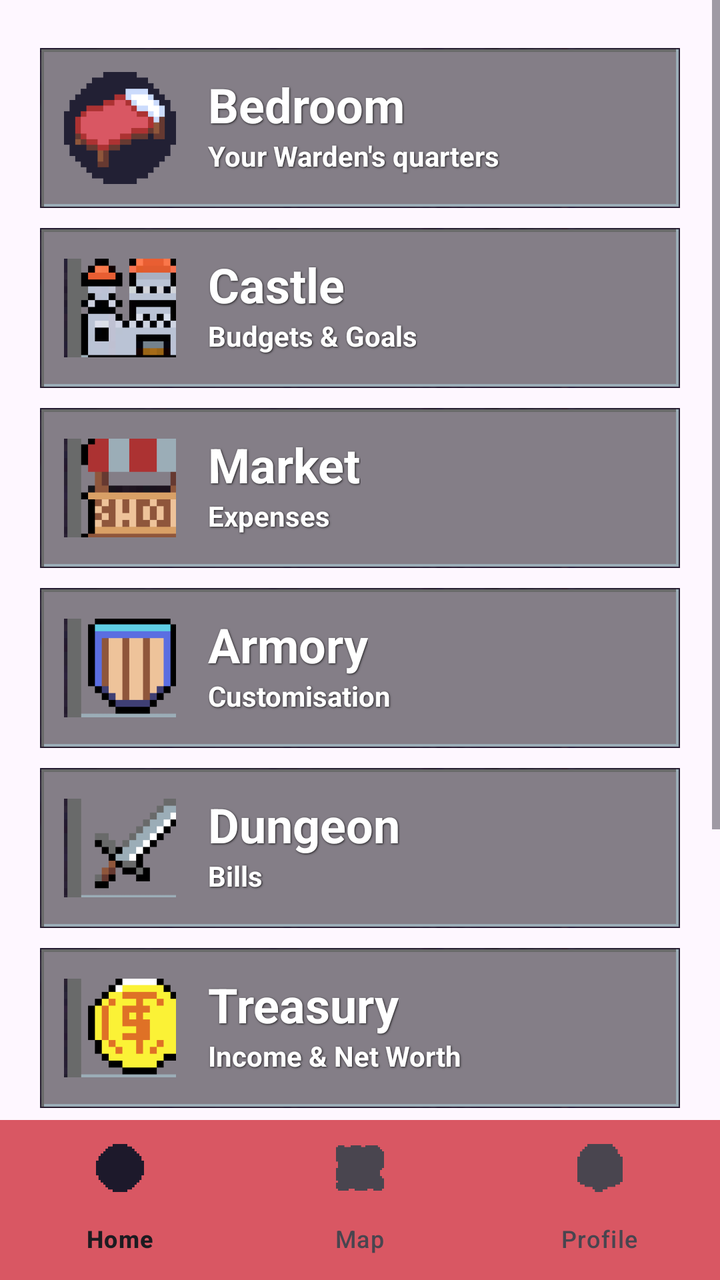
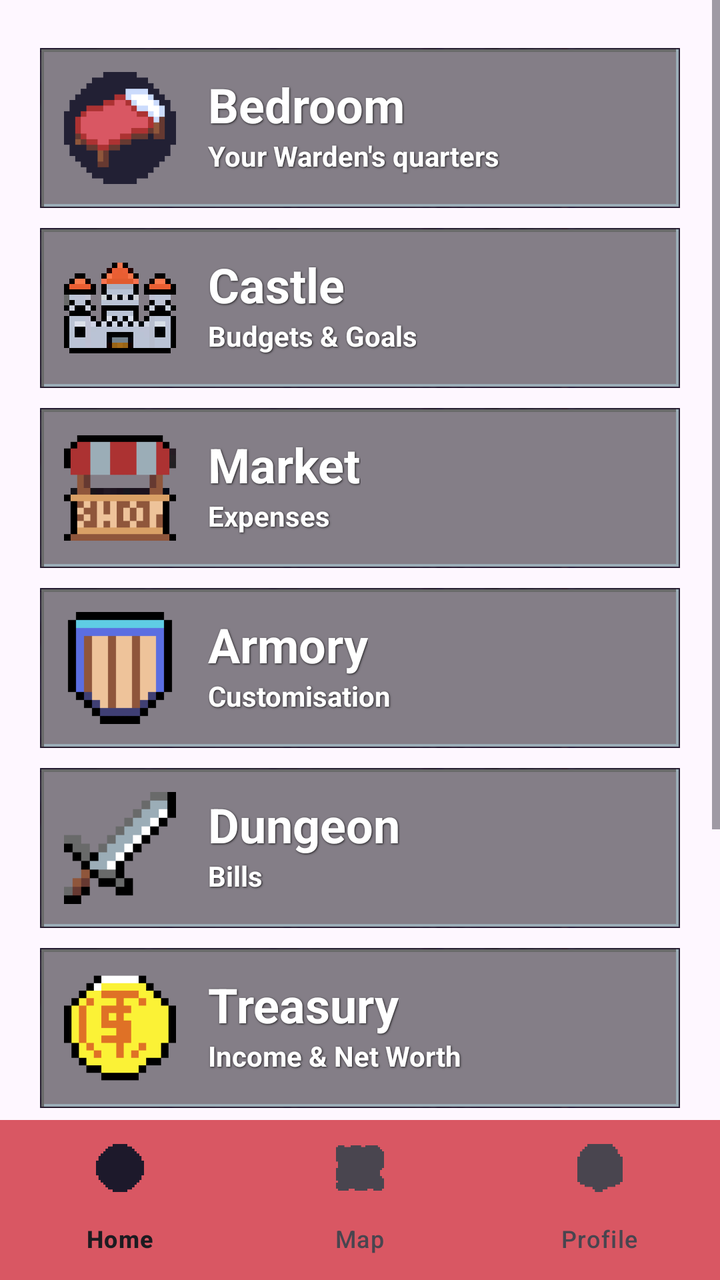

The first picture is an Android layout as it rendered before a commit; the second is the same layout after the commit. The layout source and the unified diff follow.
<!-- AndroidManifest.xml: application theme Theme.WardensVault -->
<!-- res/layout/activity_map_menu.xml -->
<?xml version="1.0" encoding="utf-8"?>
<LinearLayout xmlns:android="http://schemas.android.com/apk/res/android"
    xmlns:app="http://schemas.android.com/apk/res-auto"
    xmlns:tools="http://schemas.android.com/tools"
    android:id="@+id/main"
    android:layout_width="match_parent"
    android:layout_height="match_parent"
    android:orientation="vertical"
    tools:context=".MapMenuActivity">

    <ScrollView
        android:layout_width="match_parent"
        android:layout_height="0dp"
        android:layout_weight="1">

        <LinearLayout
            android:layout_width="match_parent"
            android:layout_height="wrap_content"
            android:orientation="vertical"
            android:paddingStart="20dp"
            android:paddingTop="24dp"
            android:paddingEnd="20dp"
            android:paddingBottom="12dp">

            <LinearLayout
                android:id="@+id/rowBedroom"
                style="@style/MenuRow">

                <ImageView
                    style="@style/MenuRowIcon"
                    android:contentDescription="Bedroom"
                    android:src="@drawable/nav_home" />

                <LinearLayout
                    android:layout_width="match_parent"
                    android:layout_height="match_parent"
                    android:orientation="vertical">

                    <TextView
                        style="@style/MenuRowLabel"
                        android:text="Bedroom"
                        android:textSize="24sp" />

                    <TextView
                        style="@style/MenuRowLabel"
                        android:text="Your Warden's quarters"
                        android:textSize="14sp" />
                </LinearLayout>

            </LinearLayout>

            <LinearLayout
                android:id="@+id/rowCastle"
                style="@style/MenuRow">

                <ImageView
                    style="@style/MenuRowIcon"
                    android:contentDescription="Castle"
                    android:src="@drawable/ic_menu_castle" />

                <LinearLayout
                    android:layout_width="match_parent"
                    android:layout_height="match_parent"
                    android:orientation="vertical">

                    <TextView
                        style="@style/MenuRowLabel"
                        android:text="Castle"
                        android:textSize="24sp" />

                    <TextView
                        android:id="@+id/tvHint"
                        style="@style/MenuRowLabel"
                        android:layout_width="wrap_content"
                        android:layout_height="wrap_content"
                        android:layout_weight="1"
                        android:text="Budgets &amp; Goals"
                        android:textSize="14sp" />
                </LinearLayout>

            </LinearLayout>

            <LinearLayout
                android:id="@+id/rowMarket"
                style="@style/MenuRow">

                <ImageView
                    style="@style/MenuRowIcon"
                    android:contentDescription="Market"
                    android:src="@drawable/ic_menu_market" />

                <LinearLayout
                    android:layout_width="match_parent"
                    android:layout_height="match_parent"
                    android:orientation="vertical">

                    <TextView
                        style="@style/MenuRowLabel"
                        android:text="Market"
                        android:textSize="24sp" />

                    <TextView
                        android:id="@+id/tvHint4"
                        style="@style/MenuRowLabel"
                        android:layout_width="match_parent"
                        android:layout_height="wrap_content"
                        android:layout_weight="1"
                        android:text="Expenses"
                        android:textSize="14sp" />

                </LinearLayout>

            </LinearLayout>

            <LinearLayout
                android:id="@+id/rowArmory"
                style="@style/MenuRow">

                <ImageView
                    style="@style/MenuRowIcon"
                    android:contentDescription="Armory"
                    android:src="@drawable/ic_menu_armory" />

                <LinearLayout
                    android:layout_width="match_parent"
                    android:layout_height="match_parent"
                    android:orientation="vertical">

                    <TextView
                        style="@style/MenuRowLabel"
                        android:text="Armory"
                        android:textSize="24sp" />

                    <TextView
                        android:id="@+id/tvHint6"
                        style="@style/MenuRowLabel"
                        android:layout_width="match_parent"
                        android:layout_height="wrap_content"
                        android:layout_weight="1"
                        android:text="Customisation"
                        android:textSize="14sp" />
                </LinearLayout>

            </LinearLayout>

            <LinearLayout
                android:id="@+id/rowDungeon"
                style="@style/MenuRow">
                <ImageView style="@style/MenuRowIcon" android:src="@drawable/ic_menu_dungeon" android:contentDescription="Dungeon" />

                <LinearLayout
                    android:layout_width="match_parent"
                    android:layout_height="match_parent"
                    android:orientation="vertical">

                    <TextView
                        style="@style/MenuRowLabel"
                        android:text="Dungeon"
                        android:textSize="24sp" />

                    <TextView
                        android:id="@+id/tvHint2"
                        style="@style/MenuRowLabel"
                        android:layout_width="match_parent"
                        android:layout_height="wrap_content"
                        android:layout_weight="1"
                        android:text="Bills"
                        android:textSize="14sp" />
                </LinearLayout>

            </LinearLayout>

            <LinearLayout
                android:id="@+id/rowTreasury"
                style="@style/MenuRow">
                <ImageView style="@style/MenuRowIcon" android:src="@drawable/ic_menu_treasury" android:contentDescription="Treasury" />

                <LinearLayout
                    android:layout_width="match_parent"
                    android:layout_height="match_parent"
                    android:orientation="vertical">

                    <TextView
                        style="@style/MenuRowLabel"
                        android:text="Treasury"
                        android:textSize="24sp" />

                    <TextView
                        android:id="@+id/tvHint3"
                        style="@style/MenuRowLabel"
                        android:layout_width="match_parent"
                        android:layout_height="wrap_content"
                        android:layout_weight="1"
                        android:text="Income &amp; Net Worth"
                        android:textSize="14sp" />

                </LinearLayout>

            </LinearLayout>

            <LinearLayout
                android:id="@+id/rowReports"
                style="@style/MenuRow">
                <ImageView style="@style/MenuRowIcon" android:src="@drawable/ic_menu_reports" android:contentDescription="Reports" />

                <LinearLayout
                    android:layout_width="match_parent"
                    android:layout_height="match_parent"
                    android:orientation="vertical">

                    <TextView
                        style="@style/MenuRowLabel"
                        android:text="Reports"
                        android:textSize="24sp" />

                    <TextView
                        android:id="@+id/tvHint5"
                        style="@style/MenuRowLabel"
                        android:layout_width="match_parent"
                        android:layout_height="wrap_content"
                        android:layout_weight="1"
                        android:text="Analytics"
                        android:textSize="14sp" />
                </LinearLayout>

            </LinearLayout>

            <LinearLayout
                android:id="@+id/rowProfile"
                style="@style/MenuRow">
                <ImageView style="@style/MenuRowIcon" android:src="@drawable/ic_menu_profile" android:contentDescription="Profile" />

                <TextView
                    style="@style/MenuRowLabel"
                    android:text="Profile"
                    android:textSize="24sp" />
            </LinearLayout>

        </LinearLayout>
    </ScrollView>

    <com.google.android.material.bottomnavigation.BottomNavigationView
        android:id="@+id/bottomNavigationView"
        android:layout_width="match_parent"
        android:layout_height="wrap_content"
        style="@style/BottomNavBar"
        app:menu="@menu/bottom_nav_menu" />

</LinearLayout>
<!-- resources referenced by this layout -->
<resources>
  <!-- drawable ic_menu_armory: png bitmap (drawable, 797 bytes) -->
  <!-- drawable ic_menu_castle: png bitmap (drawable, 1311 bytes) -->
  <!-- drawable ic_menu_dungeon: png bitmap (drawable, 841 bytes) -->
  <!-- drawable ic_menu_market: png bitmap (drawable, 876 bytes) -->
  <!-- drawable ic_menu_profile: png bitmap (drawable, 876 bytes) -->
  <!-- drawable ic_menu_reports: png bitmap (drawable, 685 bytes) -->
  <!-- drawable ic_menu_treasury: png bitmap (drawable, 834 bytes) -->
  <!-- drawable nav_home: png bitmap (drawable-nodpi, 879 bytes) -->
  <style name="BottomNavBar">
          <item name="android:layout_width">match_parent</item>
          <item name="android:layout_height">wrap_content</item>
          <item name="android:background">#D95763</item>
      </style>
  <style name="MenuRow">
          <item name="android:layout_width">match_parent</item>
          <item name="android:layout_height">wrap_content</item>
          <item name="android:orientation">horizontal</item>
          <item name="android:gravity">center_vertical</item>
          <item name="android:background">@drawable/menu_slot</item>
          <item name="android:padding">12dp</item>
          <item name="android:layout_marginBottom">10dp</item>
          <item name="android:clickable">true</item>
          <item name="android:focusable">true</item>
      </style>
  <style name="MenuRowIcon">
          <item name="android:layout_width">56dp</item>
          <item name="android:layout_height">56dp</item>
      </style>
  <style name="MenuRowLabel">
          <item name="android:layout_width">wrap_content</item>
          <item name="android:layout_height">wrap_content</item>
          <item name="android:layout_marginStart">16dp</item>
          <item name="android:textColor">#FFFFFF</item>
          <item name="android:textSize">18sp</item>
          <item name="android:textStyle">bold</item>
          <item name="android:shadowColor">#CC000000</item>
          <item name="android:shadowDx">1</item>
          <item name="android:shadowDy">1</item>
          <item name="android:shadowRadius">2</item>
      </style>
  <style name="Theme.WardensVault" parent="Base.Theme.WardensVault" />
  <!-- drawable menu_slot: png bitmap (drawable-nodpi, 831 bytes) -->
  <style name="Base.Theme.WardensVault" parent="Theme.Material3.DayNight.NoActionBar">
          
          
      </style>
</resources>

<!-- the commit's change to res/layout/activity_map_menu.xml (unified diff, before → after) -->
@@ -56,7 +56,7 @@
                 <ImageView
                     style="@style/MenuRowIcon"
                     android:contentDescription="Castle"
-                    android:src="@drawable/ic_menu_castle" />
+                    android:src="@drawable/menu_icon_castle" />
 
                 <LinearLayout
                     android:layout_width="match_parent"
@@ -87,7 +87,7 @@
                 <ImageView
                     style="@style/MenuRowIcon"
                     android:contentDescription="Market"
-                    android:src="@drawable/ic_menu_market" />
+                    android:src="@drawable/menu_icon_market" />
 
                 <LinearLayout
                     android:layout_width="match_parent"
@@ -119,7 +119,7 @@
                 <ImageView
                     style="@style/MenuRowIcon"
                     android:contentDescription="Armory"
-                    android:src="@drawable/ic_menu_armory" />
+                    android:src="@drawable/menu_icon_armory" />
 
                 <LinearLayout
                     android:layout_width="match_parent"
@@ -146,7 +146,7 @@
             <LinearLayout
                 android:id="@+id/rowDungeon"
                 style="@style/MenuRow">
-                <ImageView style="@style/MenuRowIcon" android:src="@drawable/ic_menu_dungeon" android:contentDescription="Dungeon" />
+                <ImageView style="@style/MenuRowIcon" android:src="@drawable/menu_icon_dungeon" android:contentDescription="Dungeon" />
 
                 <LinearLayout
                     android:layout_width="match_parent"
@@ -173,7 +173,7 @@
             <LinearLayout
                 android:id="@+id/rowTreasury"
                 style="@style/MenuRow">
-                <ImageView style="@style/MenuRowIcon" android:src="@drawable/ic_menu_treasury" android:contentDescription="Treasury" />
+                <ImageView style="@style/MenuRowIcon" android:src="@drawable/menu_icon_treasury" android:contentDescription="Treasury" />
 
                 <LinearLayout
                     android:layout_width="match_parent"
@@ -201,7 +201,7 @@
             <LinearLayout
                 android:id="@+id/rowReports"
                 style="@style/MenuRow">
-                <ImageView style="@style/MenuRowIcon" android:src="@drawable/ic_menu_reports" android:contentDescription="Reports" />
+                <ImageView style="@style/MenuRowIcon" android:src="@drawable/menu_icon_reports" android:contentDescription="Reports" />
 
                 <LinearLayout
                     android:layout_width="match_parent"
@@ -228,7 +228,7 @@
             <LinearLayout
                 android:id="@+id/rowProfile"
                 style="@style/MenuRow">
-                <ImageView style="@style/MenuRowIcon" android:src="@drawable/ic_menu_profile" android:contentDescription="Profile" />
+                <ImageView style="@style/MenuRowIcon" android:src="@drawable/menu_icon_profile" android:contentDescription="Profile" />
 
                 <TextView
                     style="@style/MenuRowLabel"
<!-- resource entries referenced after the edit -->
@@ -1,12 +1,12 @@
 <!-- resources referenced by this layout -->
 <resources>
-  <!-- drawable ic_menu_armory: png bitmap (drawable, 797 bytes) -->
-  <!-- drawable ic_menu_castle: png bitmap (drawable, 1311 bytes) -->
-  <!-- drawable ic_menu_dungeon: png bitmap (drawable, 841 bytes) -->
-  <!-- drawable ic_menu_market: png bitmap (drawable, 876 bytes) -->
-  <!-- drawable ic_menu_profile: png bitmap (drawable, 876 bytes) -->
-  <!-- drawable ic_menu_reports: png bitmap (drawable, 685 bytes) -->
-  <!-- drawable ic_menu_treasury: png bitmap (drawable, 834 bytes) -->
+  <!-- drawable menu_icon_armory: png bitmap (drawable-nodpi, 499 bytes) -->
+  <!-- drawable menu_icon_castle: png bitmap (drawable-nodpi, 1497 bytes) -->
+  <!-- drawable menu_icon_dungeon: png bitmap (drawable-nodpi, 518 bytes) -->
+  <!-- drawable menu_icon_market: png bitmap (drawable-nodpi, 723 bytes) -->
+  <!-- drawable menu_icon_profile: png bitmap (drawable-nodpi, 553 bytes) -->
+  <!-- drawable menu_icon_reports: png bitmap (drawable-nodpi, 841 bytes) -->
+  <!-- drawable menu_icon_treasury: png bitmap (drawable-nodpi, 546 bytes) -->
   <!-- drawable nav_home: png bitmap (drawable-nodpi, 879 bytes) -->
   <style name="BottomNavBar">
           <item name="android:layout_width">match_parent</item>
